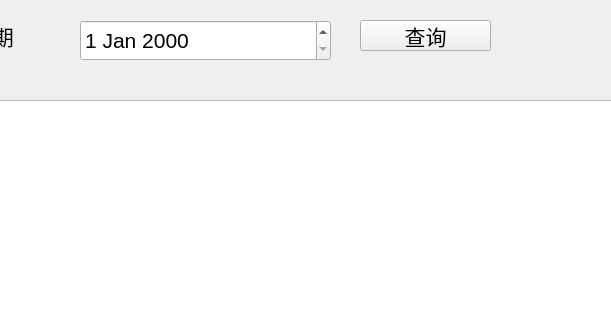
Above: Pedal_Robots/alarmdata.ui from jinyun1984/TestSystem_HB before the change; both pictures show x 90 to 701 and y 0 to 320 of the 1267 by 802 pixel window. Below: the same form after it.
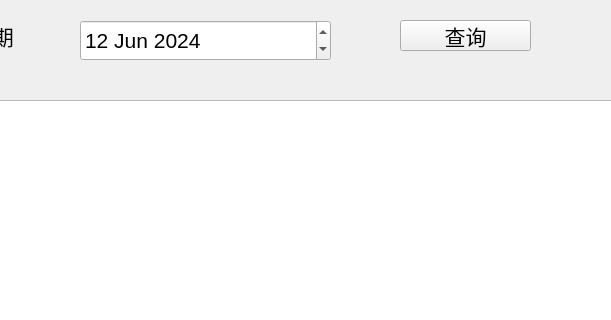
That is the form after the change.

Patch:
```diff
--- a/Pedal_Robots/alarmdata.ui
+++ b/Pedal_Robots/alarmdata.ui
@@ -28,6 +28,16 @@
      <pointsize>16</pointsize>
     </font>
    </property>
+   <property name="dateTime">
+    <datetime>
+     <hour>0</hour>
+     <minute>0</minute>
+     <second>0</second>
+     <year>2024</year>
+     <month>6</month>
+     <day>12</day>
+    </datetime>
+   </property>
   </widget>
   <widget class="QLabel" name="label">
    <property name="geometry">
@@ -51,7 +61,7 @@
   <widget class="QPushButton" name="pushButton">
    <property name="geometry">
     <rect>
-     <x>450</x>
+     <x>490</x>
      <y>20</y>
      <width>131</width>
      <height>31</height>
```
